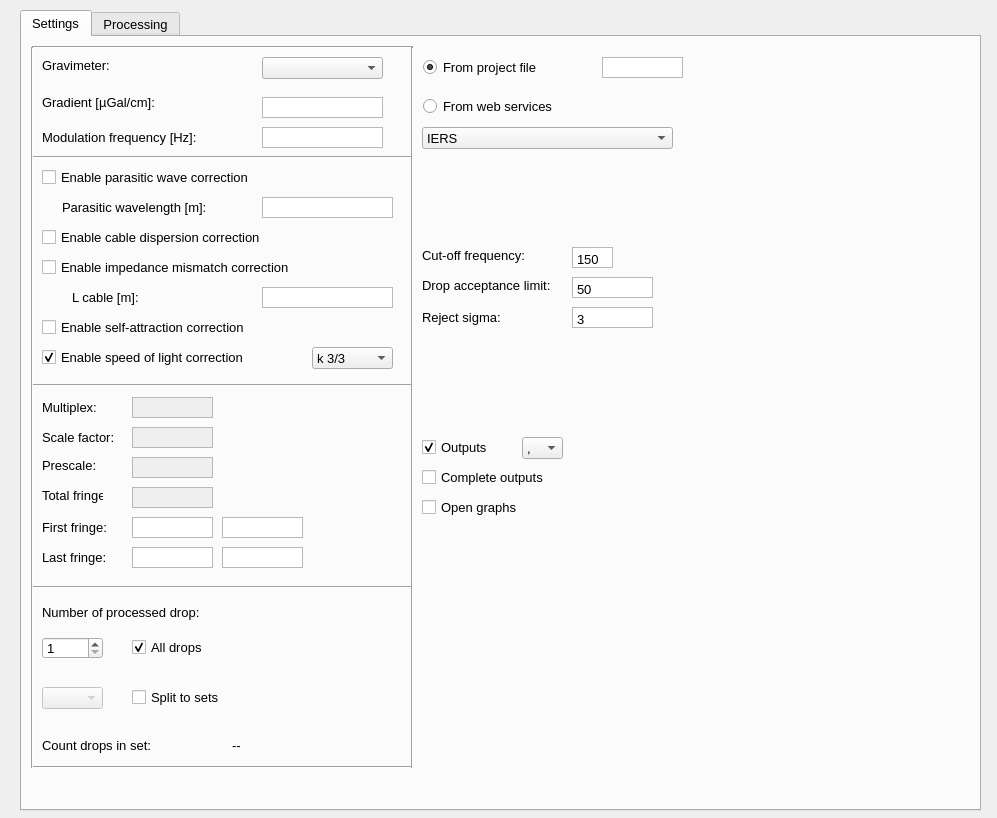
First picture: the form in gui/compute.ui, repository milosvalko/Agdas, before the edit.
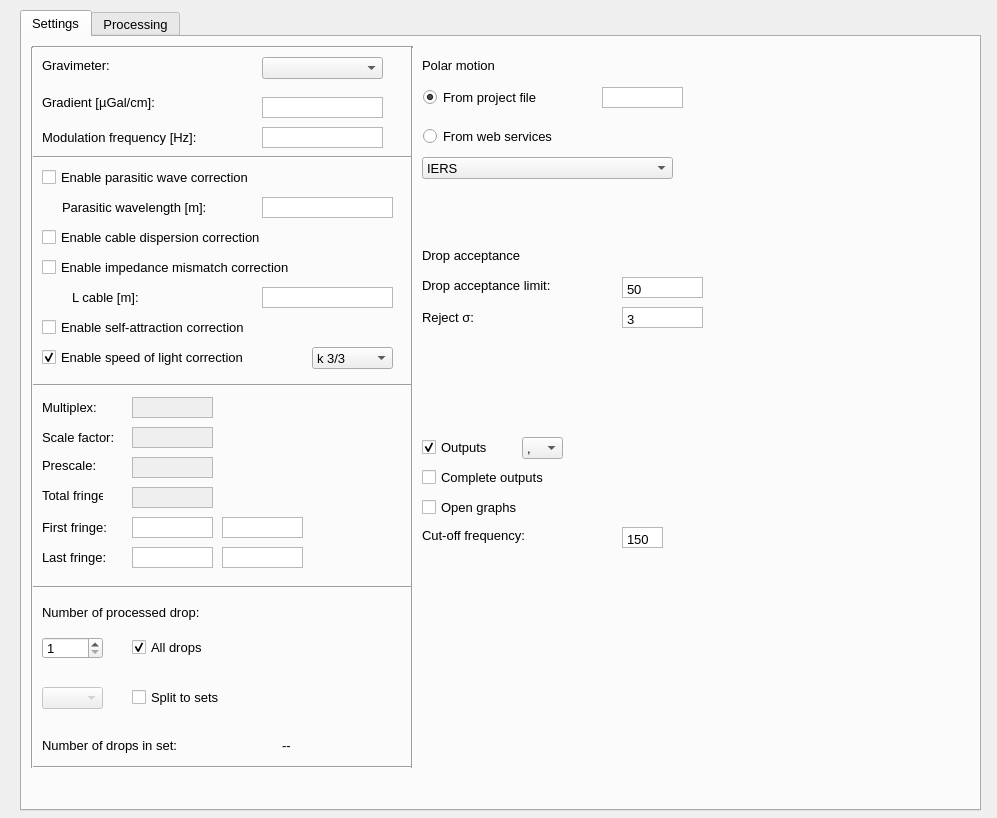
Second picture: the form after the edit.

Commit message: changed description of widgets in gui

```diff
--- a/gui/compute.ui
+++ b/gui/compute.ui
@@ -178,7 +178,7 @@
     <widget class="QTextEdit" name="kalpha">
      <property name="geometry">
       <rect>
-       <x>550</x>
+       <x>600</x>
        <y>240</y>
        <width>81</width>
        <height>21</height>
@@ -200,7 +200,7 @@
       <rect>
        <x>400</x>
        <y>240</y>
-       <width>131</width>
+       <width>201</width>
        <height>16</height>
       </rect>
      </property>
@@ -444,7 +444,7 @@
      <property name="geometry">
       <rect>
        <x>580</x>
-       <y>20</y>
+       <y>50</y>
        <width>81</width>
        <height>21</height>
       </rect>
@@ -456,7 +456,7 @@
     <widget class="QTextEdit" name="rejsigma">
      <property name="geometry">
       <rect>
-       <x>550</x>
+       <x>600</x>
        <y>270</y>
        <width>81</width>
        <height>21</height>
@@ -478,12 +478,12 @@
       <rect>
        <x>400</x>
        <y>270</y>
-       <width>81</width>
+       <width>131</width>
        <height>20</height>
       </rect>
      </property>
      <property name="text">
-      <string>Reject sigma:</string>
+      <string>Reject σ:</string>
      </property>
     </widget>
     <widget class="QCheckBox" name="split_set">
@@ -504,18 +504,18 @@
       <rect>
        <x>20</x>
        <y>700</y>
-       <width>151</width>
+       <width>211</width>
        <height>16</height>
       </rect>
      </property>
      <property name="text">
-      <string>Count drops in set:</string>
+      <string>Number of drops in set:</string>
      </property>
     </widget>
     <widget class="QLabel" name="sets_view">
      <property name="geometry">
       <rect>
-       <x>210</x>
+       <x>260</x>
        <y>700</y>
        <width>31</width>
        <height>16</height>
@@ -554,8 +554,8 @@
     <widget class="QTextEdit" name="coff">
      <property name="geometry">
       <rect>
-       <x>550</x>
-       <y>210</y>
+       <x>600</x>
+       <y>490</y>
        <width>41</width>
        <height>21</height>
       </rect>
@@ -575,8 +575,8 @@
      <property name="geometry">
       <rect>
        <x>400</x>
-       <y>210</y>
-       <width>111</width>
+       <y>490</y>
+       <width>151</width>
        <height>16</height>
       </rect>
      </property>
@@ -689,7 +689,7 @@
      <property name="geometry">
       <rect>
        <x>401</x>
-       <y>18</y>
+       <y>48</y>
        <width>166</width>
        <height>25</height>
       </rect>
@@ -708,7 +708,7 @@
      <property name="geometry">
       <rect>
        <x>401</x>
-       <y>57</y>
+       <y>87</y>
        <width>166</width>
        <height>25</height>
       </rect>
@@ -721,7 +721,7 @@
      <property name="geometry">
       <rect>
        <x>400</x>
-       <y>90</y>
+       <y>120</y>
        <width>251</width>
        <height>22</height>
       </rect>
@@ -987,6 +987,42 @@
       </property>
      </item>
     </widget>
+    <widget class="QLabel" name="label_17">
+     <property name="geometry">
+      <rect>
+       <x>400</x>
+       <y>20</y>
+       <width>141</width>
+       <height>16</height>
+      </rect>
+     </property>
+     <property name="font">
+      <font>
+       <pointsize>10</pointsize>
+      </font>
+     </property>
+     <property name="text">
+      <string>Polar motion</string>
+     </property>
+    </widget>
+    <widget class="QLabel" name="label_18">
+     <property name="geometry">
+      <rect>
+       <x>400</x>
+       <y>210</y>
+       <width>141</width>
+       <height>16</height>
+      </rect>
+     </property>
+     <property name="font">
+      <font>
+       <pointsize>10</pointsize>
+      </font>
+     </property>
+     <property name="text">
+      <string>Drop acceptance</string>
+     </property>
+    </widget>
    </widget>
    <widget class="QWidget" name="tab_2">
     <attribute name="title">
```
The commit also changes 1 other file.
